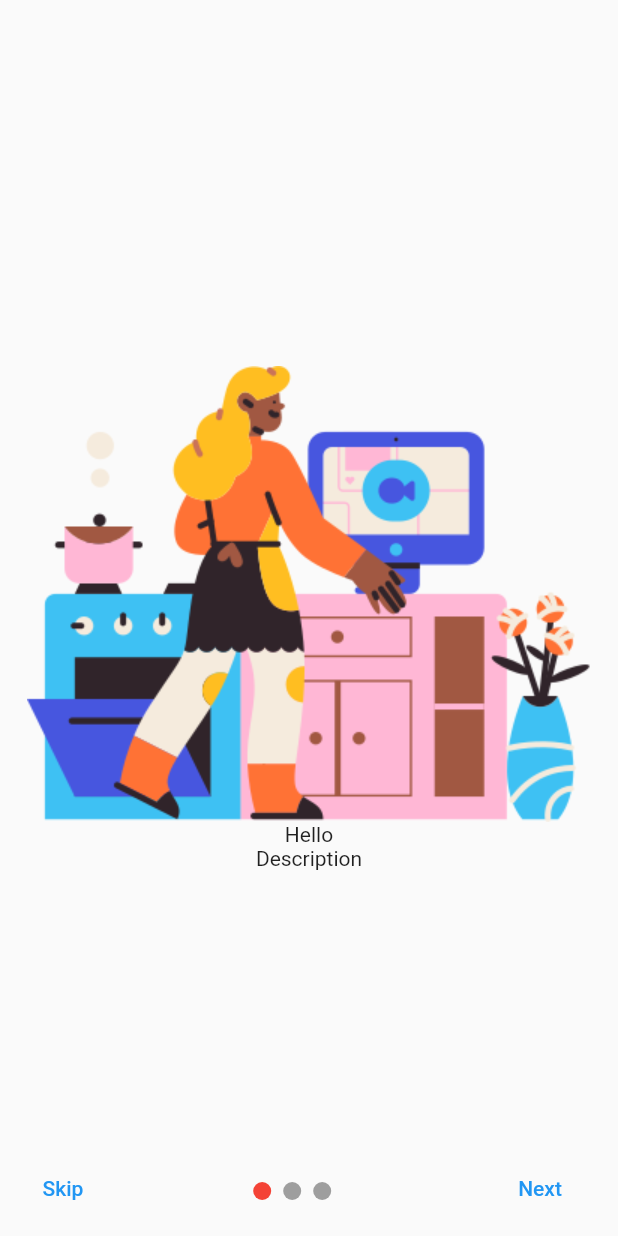
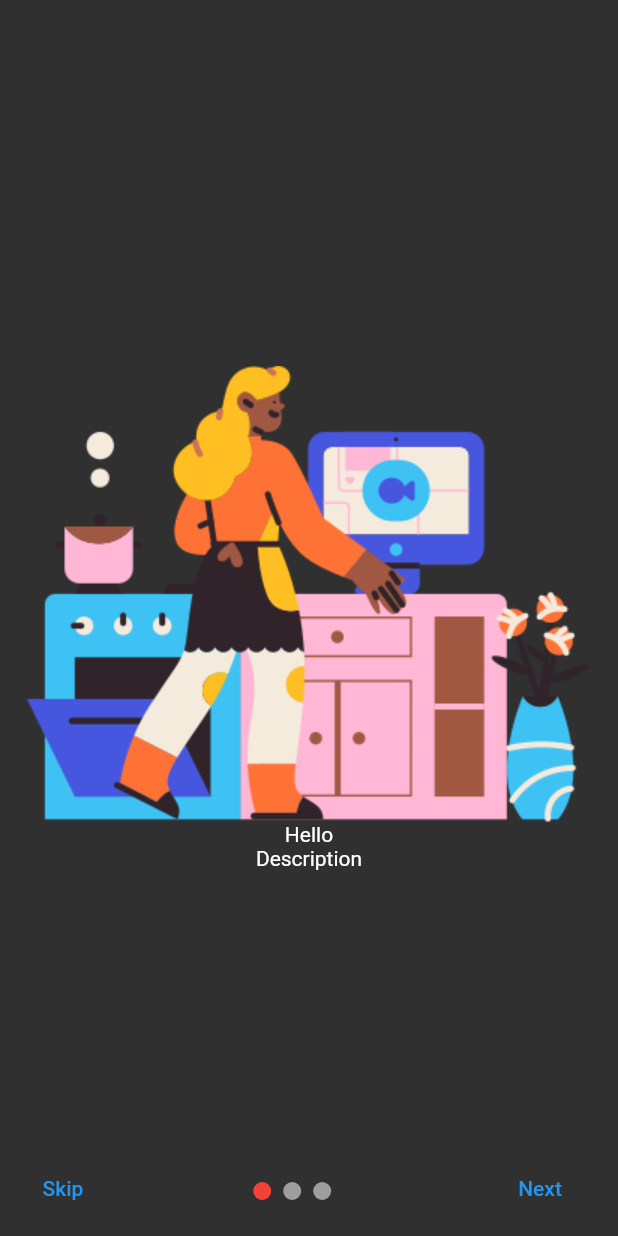
Before and after one commit to Sjdpk/OnBoarding-with-Shared_Preferences-, a Flutter app: the screen it shows after launch, on a phone screen of 412 x 824 dp. Run offline on Flutter 3.47's test engine with Material 2 defaults, Android fonts, the phone set to English and light mode, and no system bars; our stand-ins replace get, shared_preferences; missing offline and left inert: shared_preferences_web.

Commit message:
Dynamic Persistent theme

```diff
--- a/lib/main.dart
+++ b/lib/main.dart
@@ -1,30 +1,30 @@
 import 'package:flutter/material.dart';
 import 'package:get/get.dart';
 import 'package:shared_preferences/shared_preferences.dart';
-
 import 'screens/screens.dart';
 import 'onboard/onboard.dart';
 
 int? isViewed;
+int? isDark;
 void main() async {
   WidgetsFlutterBinding.ensureInitialized();
   SharedPreferences prefs = await SharedPreferences.getInstance();
   isViewed = prefs.getInt('onBoard');
+  isDark = prefs.getInt('isDark');
   runApp(const MyApp());
 }
 
 class MyApp extends StatelessWidget {
   const MyApp({Key? key}) : super(key: key);
-
   @override
   Widget build(BuildContext context) {
     return GetMaterialApp(
       debugShowCheckedModeBanner: false,
-      theme: ThemeData(
-        primarySwatch: Colors.blue,
-      ),
-      // home: isViewed != 0 ? const OnBoardScreen() : const HomePage(),
-      home: isViewed != 0 ? OnBoardScreen() : const HomePage(),
+      theme: isDark != 0 ? ThemeData.dark() : ThemeData.light(),
+      // darkTheme: ThemeData.dark(),
+      themeMode: ThemeMode.system,
+      // Theme mode depends on device settings at the beginning
+      home: isViewed != 0 ? OnBoardScreen() : HomePage(),
     );
   }
 }
```
Also changed, not shown: lib/cons/theme_controller.dart (added, +15 -0 lines), lib/onboard/controller.dart (+13 -0 lines), lib/onboard/onboard_screen.dart (+3 -13 lines), lib/screens/home_page.dart (+24 -3 lines), 4 other files.
